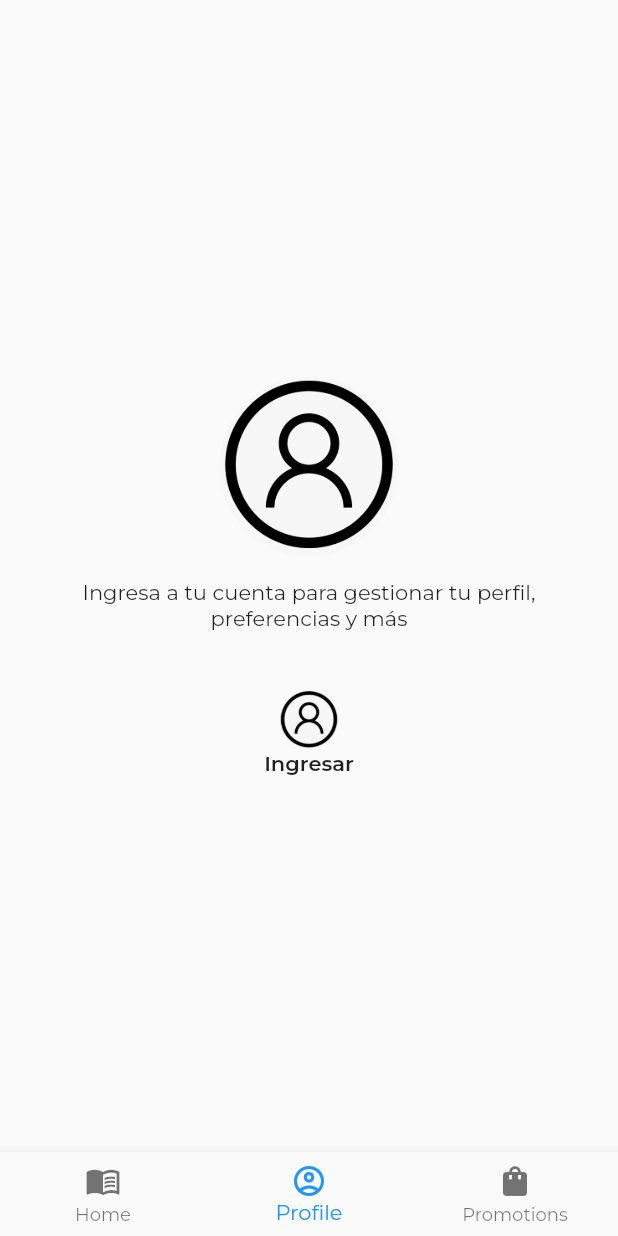
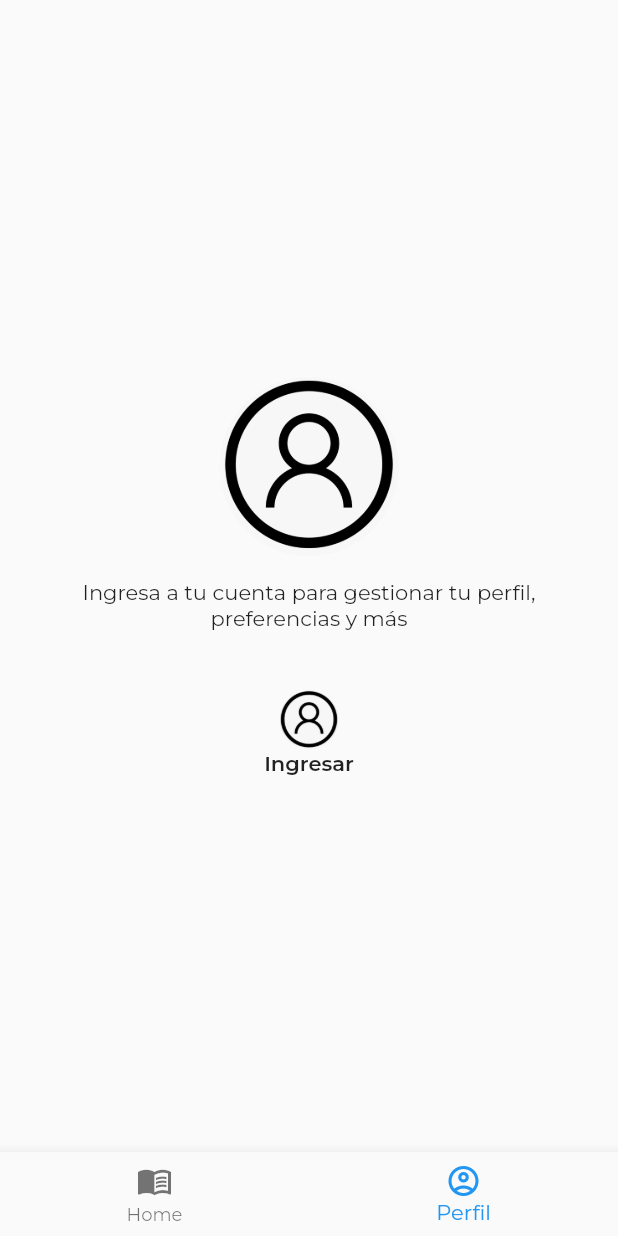
Before and after one commit to jtavio/poemasymas, a Flutter app: the screen it shows after launch, item 2 of the bottom bar chosen, on a phone screen of 412 x 824 dp. Run offline on Flutter 3.47's test engine with Material 2 defaults, Android fonts, the phone set to English and light mode, and no system bars; our stand-ins replace auto_size_text, bloc, cherry_toast, cloud_firestore, double_back_to_close_app, email_validator and 8 more; accounts and stored records are empty.

Commit message:
add change

```diff
--- a/lib/src/widgets/custom_bottom_navigation.dart
+++ b/lib/src/widgets/custom_bottom_navigation.dart
@@ -22,12 +22,12 @@ class CustomBottomNavigationBar extends StatelessWidget {
             ),
             BottomNavigationBarItem(
               icon: Icon(Icons.account_circle_outlined),
-              label: 'Profile',
+              label: 'Perfil',
             ),
-            BottomNavigationBarItem(
-              icon: Icon(Icons.shopping_bag),
-              label: 'Promotions',
-            )
+            // BottomNavigationBarItem(
+            //   icon: Icon(Icons.shopping_bag),
+            //   label: 'Promotions',
+            // )
           ],
         );
       },
```
